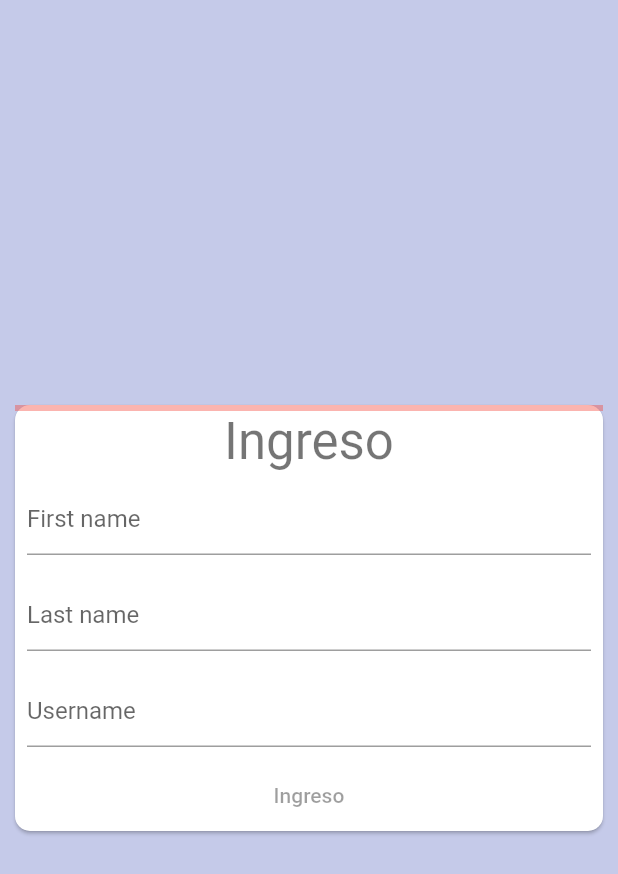
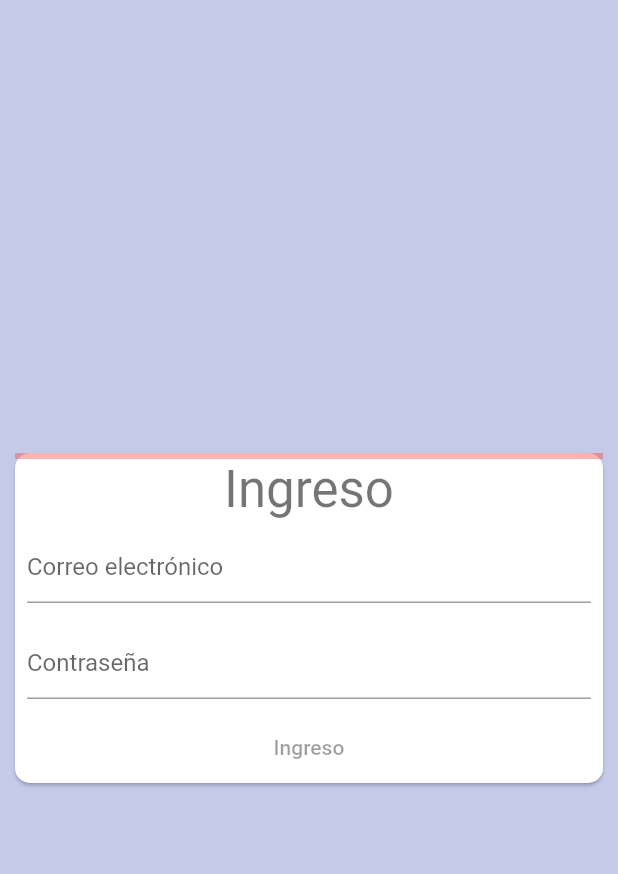
Before and after one commit to MarcoSantana/pad, a Flutter app: the screen it shows after launch, on a phone screen of 412 x 824 dp. Shown: the top 874 px of the screen. Run offline on Flutter 3.47's test engine with Material 2 defaults, Android fonts, the phone set to English and light mode, and no system bars.

Commit message:
Basic login email validation

```diff
--- a/lib/ui/login.dart
+++ b/lib/ui/login.dart
@@ -6,17 +6,15 @@ class LoginForm extends StatefulWidget {
 }
 
 class _LoginFormState extends State<LoginForm> {
-  final _firstNameTextController = TextEditingController();
-  final _lastNameTextController = TextEditingController();
-  final _usernameTextController = TextEditingController();
+  final _emailController = TextEditingController();
+  final _passwordController = TextEditingController();
 
   double _formProgress = 0;
   void _updateFormProgress() {
     double progress = 0.0;
     final controllers = [
-      _firstNameTextController,
-      _lastNameTextController,
-      _usernameTextController
+      _emailController,
+      _passwordController,
     ];
 
     for (var controller in controllers) {
@@ -30,9 +28,12 @@ class _LoginFormState extends State<LoginForm> {
     });
   }
 
+  final _loginFormKey = GlobalKey<FormState>();
+
   @override
   Widget build(BuildContext context) {
     return Form(
+      key: _loginFormKey,
       onChanged: _updateFormProgress,
       child: Column(
         mainAxisSize: MainAxisSize.min,
@@ -42,22 +43,24 @@ class _LoginFormState extends State<LoginForm> {
           Padding(
             padding: EdgeInsets.all(8.0),
             child: TextFormField(
-              controller: _firstNameTextController,
-              decoration: InputDecoration(hintText: 'First name'),
+              validator: (email) {
+                bool emailValid = RegExp(
+                        r"^[a-zA-Z0-9.a-zA-Z0-9.!#$%&'*+-/=?^_`{|}~]+@[a-zA-Z0-9]+\.[a-zA-Z]+")
+                    .hasMatch(email!);
+
+                if (!emailValid) {
+                  return 'Debe ser una dirección de correo válida';
+                }
+              },
+              controller: _emailController,
+              decoration: InputDecoration(hintText: 'Correo electrónico'),
             ),
           ),
           Padding(
             padding: EdgeInsets.all(8.0),
             child: TextFormField(
-              controller: _lastNameTextController,
-              decoration: InputDecoration(hintText: 'Last name'),
-            ),
-          ),
-          Padding(
-            padding: EdgeInsets.all(8.0),
-            child: TextFormField(
-              controller: _usernameTextController,
-              decoration: InputDecoration(hintText: 'Username'),
+              controller: _passwordController,
+              decoration: InputDecoration(hintText: 'Contraseña'),
             ),
           ),
           TextButton(
@@ -75,13 +78,24 @@ class _LoginFormState extends State<LoginForm> {
                     : Colors.indigo.shade400;
               }),
             ),
-            onPressed: _formProgress == 1 ? _showWelcomeScreen : null,
+            onPressed: _formProgress == 1 ? _processLoginForm : null,
             child: Text('Ingreso'),
           ),
         ],
       ),
     );
   }
+
+  void _processLoginForm() {
+    // here we must make validations and eventually call the show welcome screen
+    if (_loginFormKey.currentState!.validate()) {
+      // If the form is valid, display a snackbar. In the real world,
+      // you'd often call a server or save the information in a database.
+      ScaffoldMessenger.of(context)
+          .showSnackBar(SnackBar(content: Text('Processing Data')));
+      if (_formProgress == 1) _showWelcomeScreen();
+    }
+  } // _processLoginForm
 
   void _showWelcomeScreen() {
     Navigator.of(context).pushNamed('/welcome');
```
